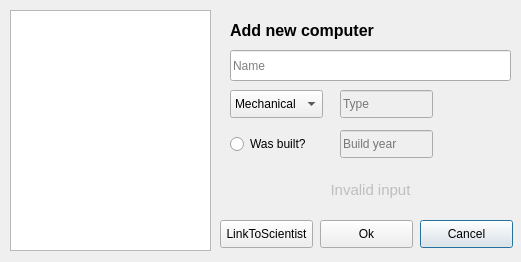
Above: addcomputerdialog.ui from gudmundurb/H22 before the change. Below: the same form after it.
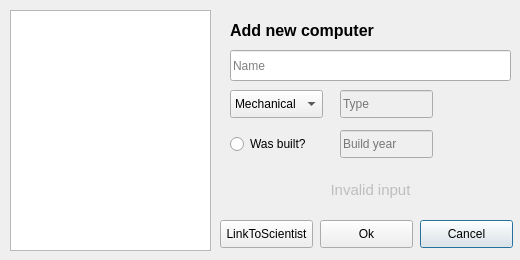
That is the form after the change. Icons and pictures are not drawn.

What changed in the file:
```diff
--- a/addcomputerdialog.ui
+++ b/addcomputerdialog.ui
@@ -6,10 +6,22 @@
    <rect>
     <x>0</x>
     <y>0</y>
-    <width>521</width>
-    <height>262</height>
+    <width>520</width>
+    <height>260</height>
    </rect>
   </property>
+  <property name="sizePolicy">
+   <sizepolicy hsizetype="Maximum" vsizetype="Maximum">
+    <horstretch>0</horstretch>
+    <verstretch>0</verstretch>
+   </sizepolicy>
+  </property>
+  <property name="maximumSize">
+   <size>
+    <width>520</width>
+    <height>260</height>
+   </size>
+  </property>
   <property name="windowTitle">
    <string> Computer</string>
   </property>
```
Left out of the diff: 3 changed lines with no effect on the pictures.
